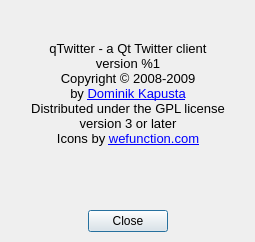
Above: qtwitter-app/ui/about.ui from ayoy/qtwitter before the change. Below: the same form after it.
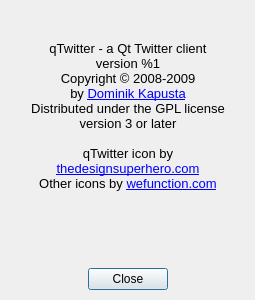
That is the form after the change. Icons and pictures are not drawn.

Commit message: Added a desktop integration file and a set of icons for Linux. #includes for twitterapi components made uniform like when qtwitter application must have been using a ready twitterapi library with only one header accessible.

```diff
--- a/qtwitter-app/ui/about.ui
+++ b/qtwitter-app/ui/about.ui
@@ -7,7 +7,7 @@
     <x>0</x>
     <y>0</y>
     <width>255</width>
-    <height>242</height>
+    <height>300</height>
    </rect>
   </property>
   <property name="sizePolicy">
@@ -19,13 +19,13 @@
   <property name="minimumSize">
    <size>
     <width>255</width>
-    <height>242</height>
+    <height>300</height>
    </size>
   </property>
   <property name="maximumSize">
    <size>
-    <width>255</width>
-    <height>280</height>
+    <width>278</width>
+    <height>332</height>
    </size>
   </property>
   <property name="windowTitle">
@@ -157,7 +157,10 @@
 &lt;p align=&quot;center&quot; style=&quot; margin-top:0px; margin-bottom:0px; margin-left:0px; margin-right:0px; -qt-block-indent:0; text-indent:0px;&quot;&gt;by &lt;a href=&quot;http://twitter.com/ayoy&quot;&gt;&lt;span style=&quot; text-decoration: underline; color:#0000ff;&quot;&gt;Dominik Kapusta&lt;/span&gt;&lt;/a&gt;&lt;/p&gt;
 &lt;p align=&quot;center&quot; style=&quot; margin-top:0px; margin-bottom:0px; margin-left:0px; margin-right:0px; -qt-block-indent:0; text-indent:0px;&quot;&gt;Distributed under the GPL license&lt;/p&gt;
 &lt;p align=&quot;center&quot; style=&quot; margin-top:0px; margin-bottom:0px; margin-left:0px; margin-right:0px; -qt-block-indent:0; text-indent:0px;&quot;&gt;version 3 or later&lt;/p&gt;
-&lt;p align=&quot;center&quot; style=&quot; margin-top:0px; margin-bottom:0px; margin-left:0px; margin-right:0px; -qt-block-indent:0; text-indent:0px;&quot;&gt;Icons by &lt;a href=&quot;http://wefunction.com/2008/07/function-free-icon-set/&quot;&gt;&lt;span style=&quot; text-decoration: underline; color:#0000ff;&quot;&gt;wefunction.com&lt;/span&gt;&lt;/a&gt;&lt;/p&gt;&lt;/body&gt;&lt;/html&gt;</string>
+&lt;p align=&quot;center&quot; style=&quot;-qt-paragraph-type:empty; margin-top:0px; margin-bottom:0px; margin-left:0px; margin-right:0px; -qt-block-indent:0; text-indent:0px;&quot;&gt;&lt;/p&gt;
+&lt;p align=&quot;center&quot; style=&quot; margin-top:0px; margin-bottom:0px; margin-left:0px; margin-right:0px; -qt-block-indent:0; text-indent:0px;&quot;&gt;qTwitter icon by&lt;/p&gt;
+&lt;p align=&quot;center&quot; style=&quot; margin-top:0px; margin-bottom:0px; margin-left:0px; margin-right:0px; -qt-block-indent:0; text-indent:0px;&quot;&gt;&lt;a href=&quot;http://thedesignsuperhero.com/2008/10/free-psds-give-away-high-resolution-twitter-bird-icons/&quot;&gt;&lt;span style=&quot; text-decoration: underline; color:#0000ff;&quot;&gt;thedesignsuperhero.com&lt;/span&gt;&lt;/a&gt;&lt;/p&gt;
+&lt;p align=&quot;center&quot; style=&quot; margin-top:0px; margin-bottom:0px; margin-left:0px; margin-right:0px; -qt-block-indent:0; text-indent:0px;&quot;&gt;Other icons by &lt;a href=&quot;http://wefunction.com/2008/07/function-free-icon-set/&quot;&gt;&lt;span style=&quot; text-decoration: underline; color:#0000ff;&quot;&gt;wefunction.com&lt;/span&gt;&lt;/a&gt;&lt;/p&gt;&lt;/body&gt;&lt;/html&gt;</string>
      </property>
      <property name="openExternalLinks">
       <bool>true</bool>
```
The commit also changes 16 other files.
